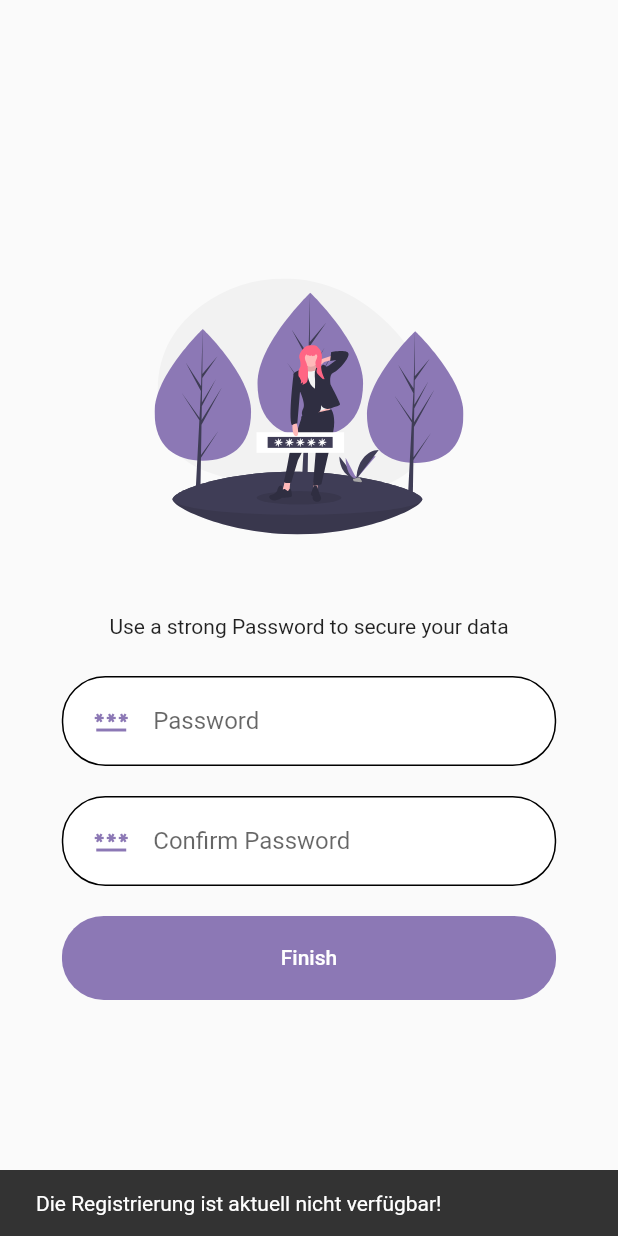
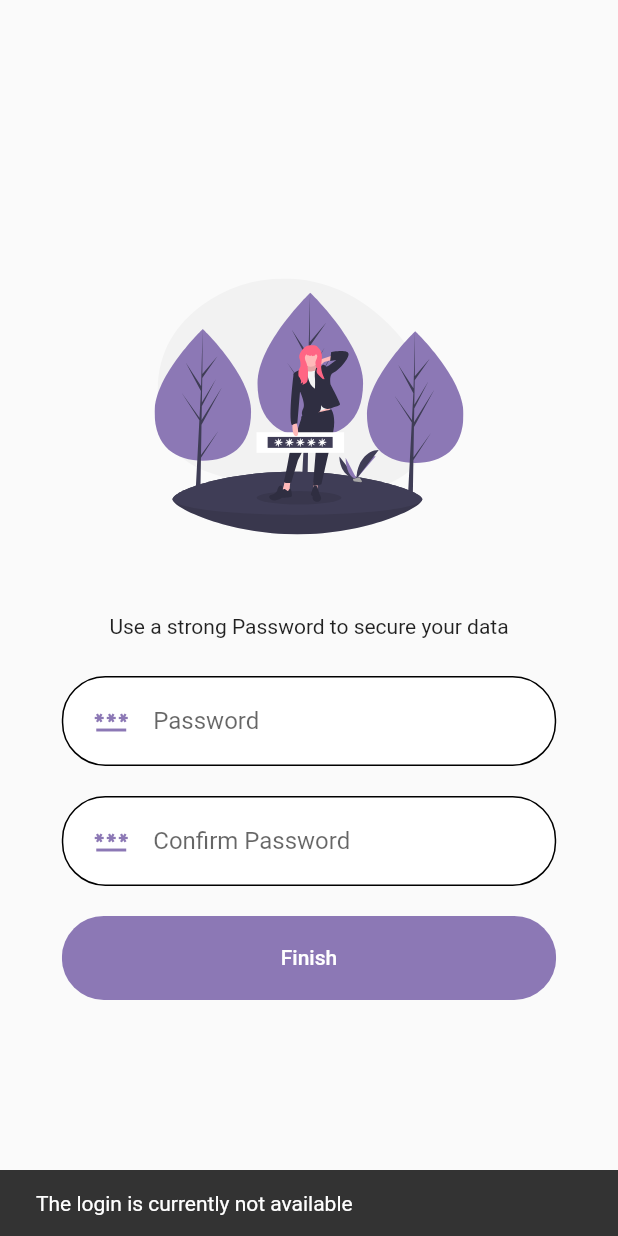
Before and after one commit to vocascan/vocascan-mobile, a Flutter app: the SignUpPage screen opened by its route, after a tap on "Finish", on a phone screen of 412 x 824 dp. Run offline on Flutter 3.47's test engine with Material 2 defaults, Android fonts, the phone set to English and light mode, and no system bars; our stand-ins replace flutter_svg.

Commit message:
updated strings

```diff
--- a/lib/pages/auth/login_page.dart
+++ b/lib/pages/auth/login_page.dart
@@ -74,7 +74,7 @@ class _LoginPageSate extends State<LoginPage> {
   }
 
   login()async{
-    var snackBar = new SnackBar(content: Text("Die Anmeldung ist aktuell nicht verfügbar!"),);
+    var snackBar = new SnackBar(content: Text('The login is currently not available!'),);
     ScaffoldMessenger.of(context).showSnackBar(snackBar);
 
     Navigator.of(context).pushReplacementNamed("/home");
--- a/lib/pages/auth/sign_up_page.dart
+++ b/lib/pages/auth/sign_up_page.dart
@@ -64,7 +64,7 @@ class _SignUpPageState extends State<SignUpPage> {
   }
 
   signUp()async{
-    var snackBar = new SnackBar(content: Text("Die Registrierung ist aktuell nicht verfügbar!"),);
+    var snackBar = new SnackBar(content: Text('The login is currently not available'),);
     ScaffoldMessenger.of(context).showSnackBar(snackBar);
     var mail = "";
     var password = passwordController.text;
```
